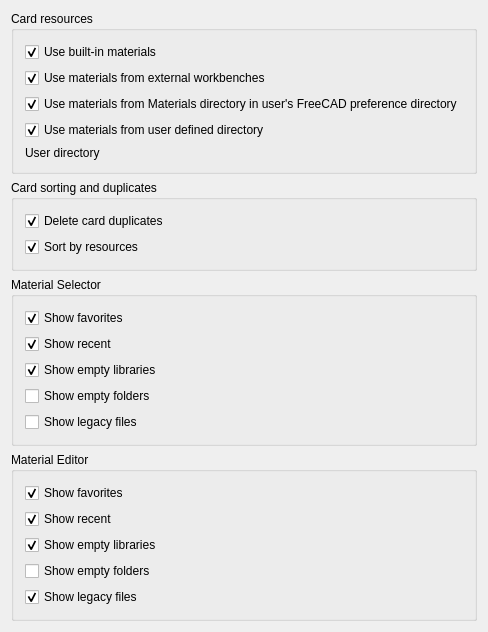
First picture: the form in src/Mod/Material/Gui/DlgSettingsMaterial.ui, repository southseact-3d/fcd, before the edit.
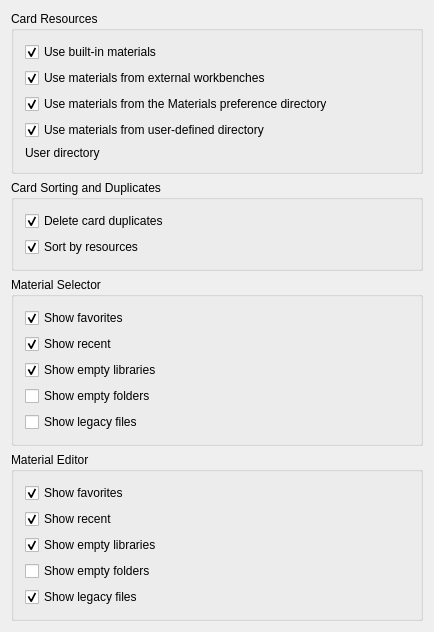
Second picture: the form after the edit. Custom widgets are drawn as their Qt base class.

Commit message:
Material: Update UI strings for consistency
Closes: #22130

Diff of the .ui file:
```diff
--- a/src/Mod/Material/Gui/DlgSettingsMaterial.ui
+++ b/src/Mod/Material/Gui/DlgSettingsMaterial.ui
@@ -20,7 +20,7 @@
    <item>
     <widget class="QGroupBox" name="gb_4_materials">
      <property name="title">
-      <string>Card resources</string>
+      <string>Card Resources</string>
      </property>
      <layout class="QVBoxLayout" name="verticalLayout_2">
       <item>
@@ -69,7 +69,7 @@
            <string>Also cards from FreeCAD's preferences directory will be listed as available.</string>
           </property>
           <property name="text">
-           <string>Use materials from Materials directory in user's FreeCAD preference directory</string>
+           <string>Use materials from the Materials preference directory</string>
           </property>
           <property name="checked">
            <bool>true</bool>
@@ -89,7 +89,7 @@
 will be listed as available.</string>
           </property>
           <property name="text">
-           <string>Use materials from user defined directory</string>
+           <string>Use materials from user-defined directory</string>
           </property>
           <property name="checked">
            <bool>true</bool>
@@ -152,7 +152,7 @@
    <item>
     <widget class="QGroupBox" name="gb_4_materials_2">
      <property name="title">
-      <string>Card sorting and duplicates</string>
+      <string>Card Sorting and Duplicates</string>
      </property>
      <layout class="QVBoxLayout" name="verticalLayout_3">
       <item>
```
Left out of the diff: 11 changed lines with no effect on the pictures. The commit also changes 27 other files.
